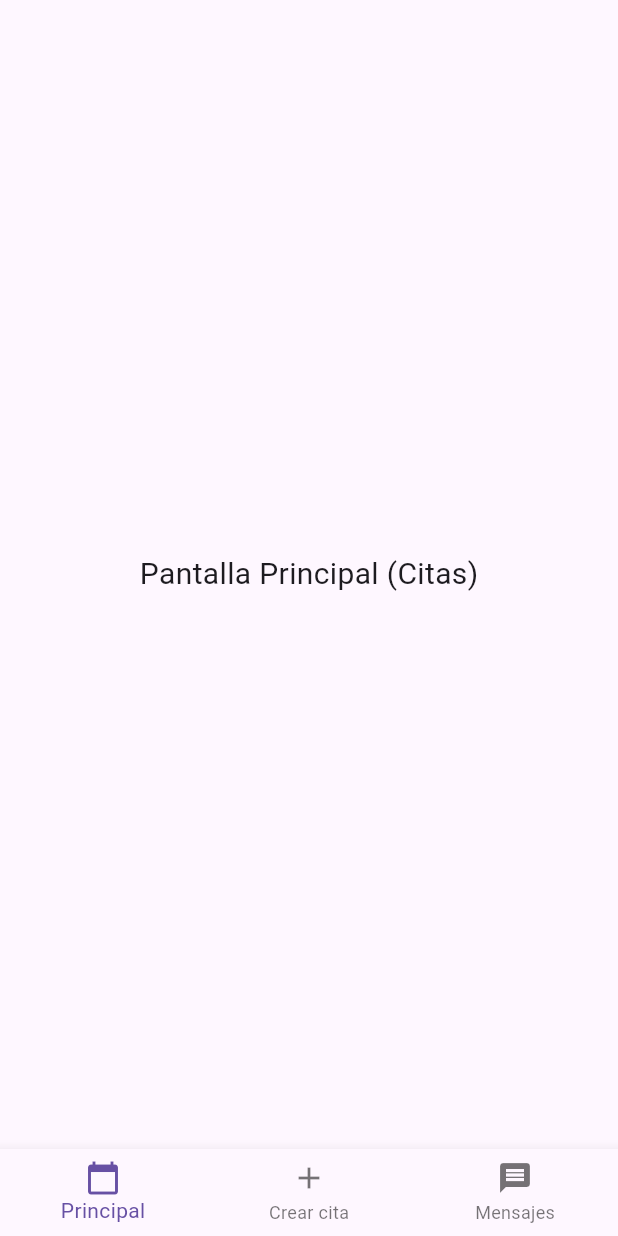
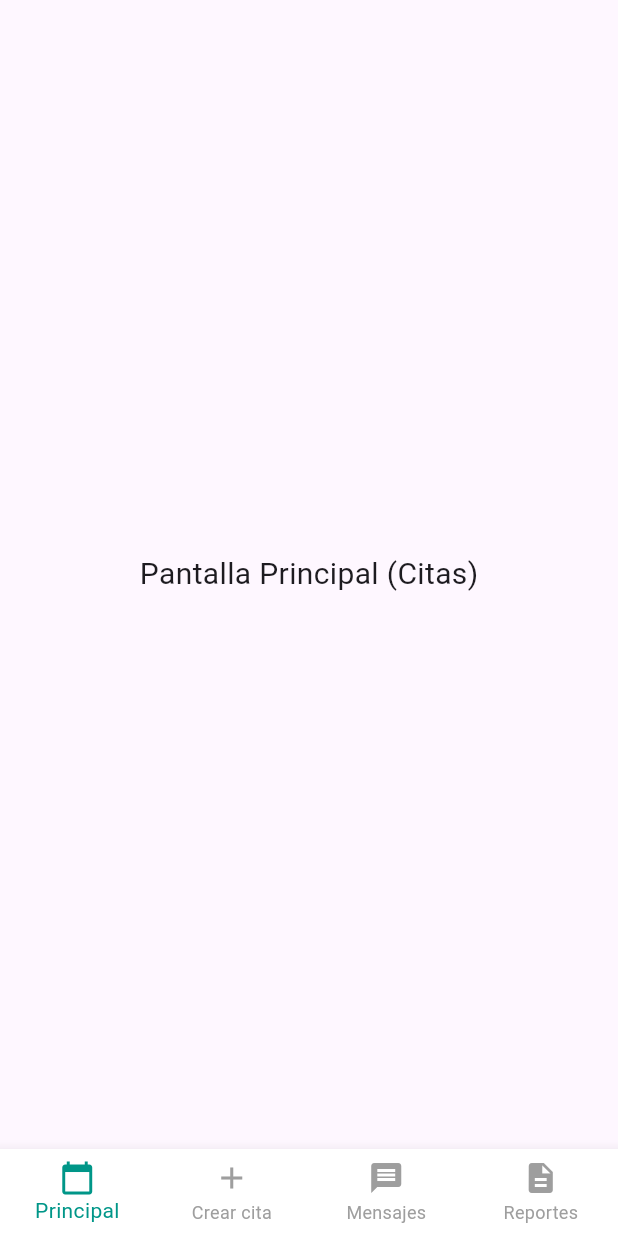
Before and after one commit to BernysCS/proyecto-centro-medico-dayenu, a Flutter app: the screen it shows after launch, on a phone screen of 412 x 824 dp. Run offline on Flutter 3.47's test engine with Material 3 defaults, Android fonts, the phone set to English and light mode, and no system bars.

Commit message:
actualizar barra de navegacion

```diff
--- a/lib/navegacion.dart
+++ b/lib/navegacion.dart
@@ -1,6 +1,7 @@
 import 'package:centro_medico_dayenu/crear_cita/crear_cita.dart';
 import 'package:centro_medico_dayenu/mensajes/mensajes.dart';
 import 'package:centro_medico_dayenu/principal/principal.dart';
+import 'package:centro_medico_dayenu/reportes/reportes.dart';
 import 'package:flutter/material.dart';
 
 class Navegacion extends StatefulWidget {
@@ -11,39 +12,68 @@ class Navegacion extends StatefulWidget {
 }
 
 class _NavegacionState extends State<Navegacion> {
+  //indice para controlar las pantallas
   int _indiceActual = 0;
-
-    final List<Widget> _pantallas = [
-    const PantallaPrincipal(),
-    const PantallaCrearCita(),
-    const PantallaMensajes(),
-  ];
+  String tipoUsuario = "admin"; // "admin", "doctor" o "recepcionista"
 
   @override
   Widget build(BuildContext context) {
+    //arreglo para pantallas
+    List<Widget> pantallas;
+    //arreglo para los items que se van a mostras en pantalla dependiendo del usuario
+    List<BottomNavigationBarItem> items;
+    //Si el usuario es admin se muestras las pantallas: principal, crearCita, mensajes, reportes
+    if (tipoUsuario == "admin") {
+      pantallas = [
+        const PantallaPrincipal(),
+        const PantallaCrearCita(),
+        const PantallaMensajes(),
+        const PantallaReportes(),
+      ];
+      items = const [
+        BottomNavigationBarItem(icon: Icon(Icons.calendar_today), label: 'Principal'),
+        BottomNavigationBarItem(icon: Icon(Icons.add), label: 'Crear cita'),
+        BottomNavigationBarItem(icon: Icon(Icons.message), label: 'Mensajes'),
+        BottomNavigationBarItem(icon: Icon(Icons.description), label: 'Reportes'),
+      ];
+      //si el usuario es doctor se muestras las pantllas principal y mensajes
+    } else if (tipoUsuario == "doctor") {
+      pantallas = [
+        const PantallaPrincipal(),
+        const PantallaMensajes(),
+      ];
+      items = const [
+        BottomNavigationBarItem(icon: Icon(Icons.calendar_today), label: 'Principal'),
+        BottomNavigationBarItem(icon: Icon(Icons.message), label: 'Mensajes'),
+      ];
+    } else { // si es usuario es recepcionista se muestran las pantallas principal, crearcita, mensajes
+      pantallas = [
+        const PantallaPrincipal(),
+        const PantallaCrearCita(),
+        const PantallaMensajes(),
+      ];
+      items = const [
+        BottomNavigationBarItem(icon: Icon(Icons.calendar_today), label: 'Principal'),
+        BottomNavigationBarItem(icon: Icon(Icons.add), label: 'Crear cita'),
+        BottomNavigationBarItem(icon: Icon(Icons.message), label: 'Mensajes'),
+      ];
+    }
+
+    //Barra baja que hace la navegación de las pantallas
     return Scaffold(
-      body: _pantallas[_indiceActual],
+      body: pantallas[_indiceActual],
       bottomNavigationBar: BottomNavigationBar(
+        backgroundColor: Colors.white,
+        selectedItemColor: Colors.teal,
+        unselectedItemColor: Colors.grey,
         currentIndex: _indiceActual,
-        onTap: (int index) {
+        type: BottomNavigationBarType.fixed,
+        onTap: (index) {
           setState(() {
             _indiceActual = index;
           });
         },
-        items: const [
-          BottomNavigationBarItem(
-            icon: Icon(Icons.calendar_today),
-            label: 'Principal',
-          ),
-          BottomNavigationBarItem(
-            icon: Icon(Icons.add),
-            label: 'Crear cita',
-          ),
-          BottomNavigationBarItem(
-            icon: Icon(Icons.message),
-            label: 'Mensajes',
-          ),
-        ],
+        items: items,
       ),
     );
   }
--- /dev/null
+++ b/lib/reportes/reportes.dart
@@ -0,0 +1,22 @@
+import 'package:flutter/material.dart';
+
+class PantallaReportes extends StatefulWidget {
+  const PantallaReportes({super.key});
+
+  @override
+  State<PantallaReportes> createState() => _PantallaReportesState();
+}
+
+class _PantallaReportesState extends State<PantallaReportes> {
+  @override
+  Widget build(BuildContext context) {
+    return const Scaffold(
+      body: Center(
+        child: Text(
+          'Pantalla Reportes',
+          style: TextStyle(fontSize: 20),
+        ),
+      ),
+    );
+  }
+}
```
